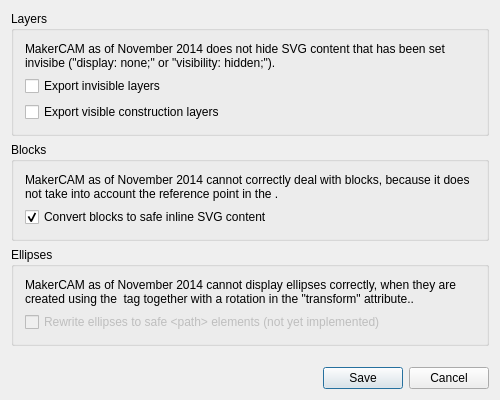
This is librecad/src/ui/forms/qg_dlgoptionsmakercam.ui in dxli/LibreCAD as Qt 5 draws it before an edit. The edited form follows.
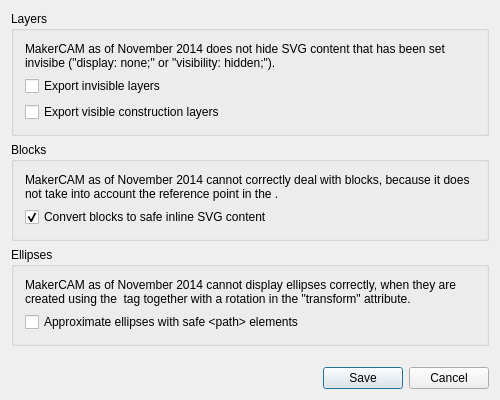
This is the edited form.

Commit message: Added option to approximate ellipses with bézier curves

```diff
--- a/librecad/src/ui/forms/qg_dlgoptionsmakercam.ui
+++ b/librecad/src/ui/forms/qg_dlgoptionsmakercam.ui
@@ -122,7 +122,7 @@
            </sizepolicy>
           </property>
           <property name="text">
-           <string>MakerCAM as of November 2014 cannot display ellipses correctly, when they are created using the &lt;ellipse&gt; tag together with a rotation in the &quot;transform&quot; attribute.. </string>
+           <string>MakerCAM as of November 2014 cannot display ellipses correctly, when they are created using the &lt;ellipse&gt; tag together with a rotation in the &quot;transform&quot; attribute.</string>
           </property>
           <property name="wordWrap">
            <bool>true</bool>
@@ -131,11 +131,8 @@
         </item>
         <item>
          <widget class="QCheckBox" name="checkEllipsesToPaths">
-          <property name="enabled">
-           <bool>false</bool>
-          </property>
           <property name="text">
-           <string>Rewrite ellipses to safe &lt;path&gt; elements (not yet implemented)</string>
+           <string>Approximate ellipses with safe &lt;path&gt; elements</string>
           </property>
          </widget>
         </item>
```
The commit also changes 3 other files.
